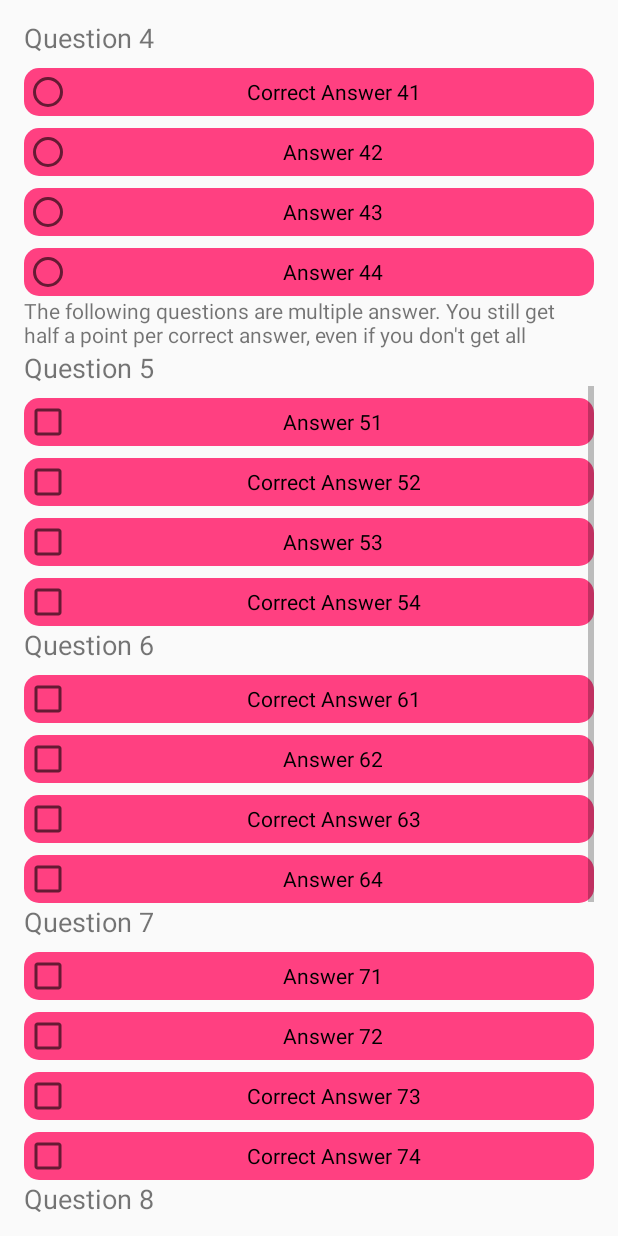
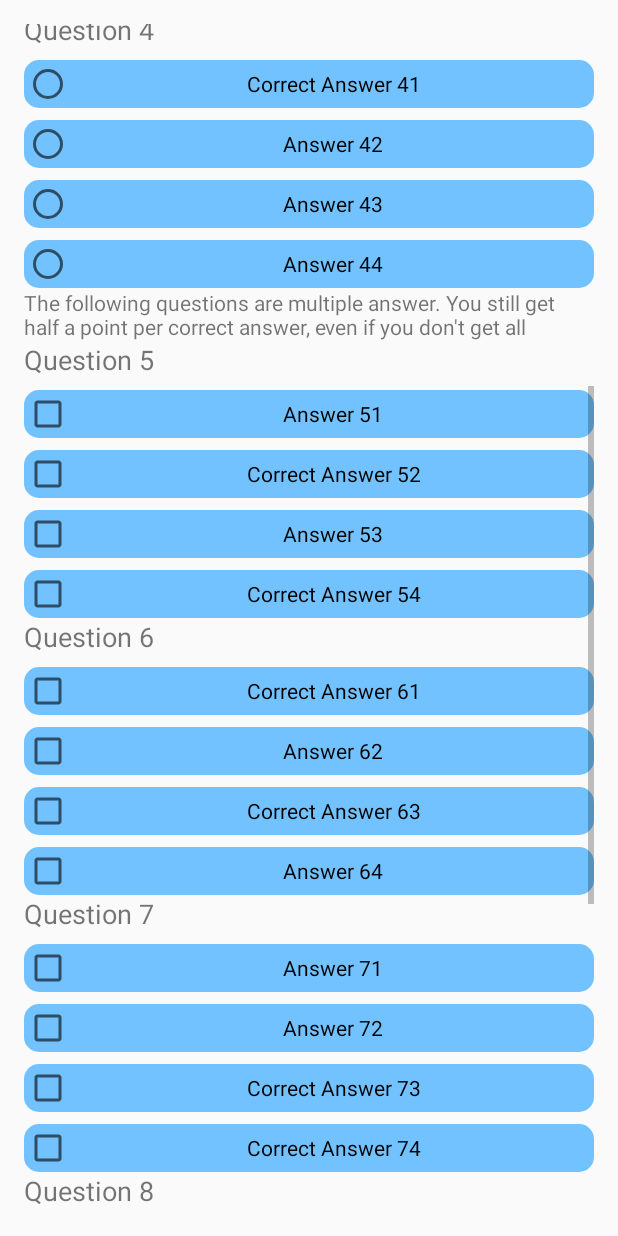
Before and after one commit to ccojocea/UdacityQuizProject, an Android app: the screen it shows after launch (MainActivity), scrolled down 576 dp, on a phone screen of 412 x 824 dp. Run offline under Robolectric (Android 15) with nearby library versions, the phone set to English and light mode, and no system bars.

Commit message:
Add card views... fail miserably

```diff
--- /dev/null
+++ b/app/src/main/res/drawable/bg_lin_layout.xml
@@ -0,0 +1,9 @@
+<?xml version="1.0" encoding="utf-8"?>
+<selector xmlns:android="http://schemas.android.com/apk/res/android" >
+    <item >
+        <shape android:shape="rectangle"  >
+            <corners android:radius="10dp" />
+            <solid android:color="@color/colorCorrectAnswer"/>
+        </shape>
+    </item>
+</selector>
--- a/app/src/main/res/layout/main_activity.xml
+++ b/app/src/main/res/layout/main_activity.xml
@@ -1,6 +1,7 @@
 <?xml version="1.0" encoding="utf-8"?>
 <ScrollView
     xmlns:android="http://schemas.android.com/apk/res/android"
+    xmlns:card_view="http://schemas.android.com/apk/res-auto"
     android:id="@+id/base_scroll_view"
     android:layout_height="match_parent"
     android:layout_width="match_parent"
@@ -11,6 +12,20 @@
         android:layout_width="match_parent"
         android:layout_height="match_parent"
         android:orientation="vertical">
+
+        <android.support.v7.widget.CardView
+            xmlns:card_view="http://schemas.android.com/apk/res-auto"
+            android:id="@+id/cardview_question1"
+            android:layout_width="match_parent"
+            android:layout_height="wrap_content"
+            android:elevation="100dp">
+
+            <TextView
+                android:layout_width="match_parent"
+                android:layout_height="wrap_content"
+                android:text="@string/single_answer"/>
+
+        </android.support.v7.widget.CardView>
 
         <TextView
             android:layout_width="match_parent"
@@ -32,35 +47,40 @@
 
             <RadioButton
                 android:id="@+id/q1_a1_radio_button"
+                style="@style/AnswerText"
                 android:layout_width="match_parent"
                 android:layout_height="wrap_content"
-                android:text="@string/a11"
-                style="@style/AnswerText"/>
+                android:text="@string/a11" />
 
             <RadioButton
                 android:id="@+id/q1_a2_radio_button"
+                style="@style/AnswerText"
                 android:layout_width="match_parent"
                 android:layout_height="wrap_content"
-                android:text="@string/a12"
-                style="@style/AnswerText" />
+                android:text="@string/a12" />
 
             <RadioButton
                 android:id="@+id/q1_a3_radio_button"
+                style="@style/AnswerText"
                 android:layout_width="match_parent"
                 android:layout_height="wrap_content"
-                android:text="@string/a13"
-                style="@style/AnswerText"
-                 />
+                android:text="@string/a13" />
 
             <RadioButton
                 android:id="@+id/q1_a4_radio_button"
+                style="@style/AnswerText"
                 android:layout_width="match_parent"
                 android:layout_height="wrap_content"
-                android:text="@string/a14"
-                style="@style/AnswerText"
-                 />
+                android:text="@string/a14" />
 
         </RadioGroup>
+
+        <android.support.v7.widget.CardView
+            xmlns:card_view="http://schemas.android.com/apk/res-auto"
+            android:id="@+id/cardview_question2"
+            android:layout_width="match_parent"
+            android:layout_height="wrap_content"
+            android:elevation="100dp">
 
             <TextView
                 android:id="@+id/question2_text"
@@ -108,6 +128,8 @@
                     />
 
             </RadioGroup>
+
+        </android.support.v7.widget.CardView>
 
         <TextView
             android:id="@+id/question3_text"
--- a/app/src/main/res/values/colors.xml
+++ b/app/src/main/res/values/colors.xml
@@ -2,7 +2,7 @@
 <resources>
     <color name="colorPrimary">#303F9F</color>
     <color name="colorPrimaryDark">#102027</color>
-    <color name="colorAccent">#FF4081</color>
+    <color name="colorAccent">#72c2ff</color>
     <color name="ic_launcher_background">#000542</color>
 
     <color name="colorNormalAnswer">@android:color/black</color>
--- a/app/src/main/res/values/styles.xml
+++ b/app/src/main/res/values/styles.xml
@@ -18,4 +18,9 @@
         <item name="android:textAlignment">center</item>
     </style>
 
+    <style name="LayoutStyle">
+        <item name="android:background">@drawable/bg_lin_layout</item>
+        <item name="android:padding">@dimen/padding</item>
+    </style>
+
 </resources>
```
Lines whose indentation alone changed are shown as unchanged.
